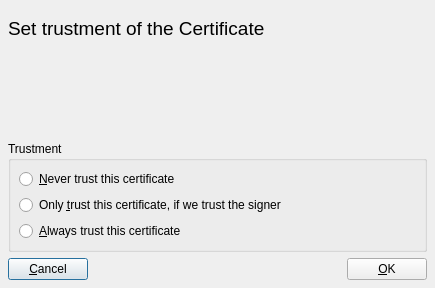
chris2511/xca, file ui/TrustState.ui: the form before one commit.
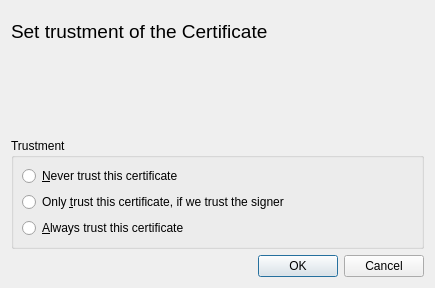
The form after the commit. Custom widgets are drawn as their Qt base class.

What changed in the file:
```diff
--- a/ui/TrustState.ui
+++ b/ui/TrustState.ui
@@ -13,13 +13,7 @@
   <property name="windowTitle">
    <string/>
   </property>
-  <layout class="QVBoxLayout">
-   <property name="spacing">
-    <number>6</number>
-   </property>
-   <property name="margin">
-    <number>8</number>
-   </property>
+  <layout class="QVBoxLayout" name="verticalLayout">
    <item>
     <layout class="QHBoxLayout">
      <property name="spacing">
@@ -152,44 +146,11 @@
     </widget>
    </item>
    <item>
-    <layout class="QHBoxLayout">
-     <property name="spacing">
-      <number>6</number>
+    <widget class="QDialogButtonBox" name="buttonBox">
+     <property name="standardButtons">
+      <set>QDialogButtonBox::Cancel|QDialogButtonBox::Ok</set>
      </property>
-     <property name="margin">
-      <number>0</number>
-     </property>
-     <item>
-      <widget class="QPushButton" name="PushButton5">
-       <property name="text">
-        <string>&amp;Cancel</string>
-       </property>
-      </widget>
-     </item>
-     <item>
-      <spacer>
-       <property name="orientation">
-        <enum>Qt::Horizontal</enum>
-       </property>
-       <property name="sizeType">
-        <enum>QSizePolicy::Expanding</enum>
-       </property>
-       <property name="sizeHint" stdset="0">
-        <size>
-         <width>20</width>
-         <height>20</height>
-        </size>
-       </property>
-      </spacer>
-     </item>
-     <item>
-      <widget class="QPushButton" name="PushButton4">
-       <property name="text">
-        <string>&amp;OK</string>
-       </property>
-      </widget>
-     </item>
-    </layout>
+    </widget>
    </item>
   </layout>
  </widget>
```
Left out of the diff: 30 changed lines with no effect on the pictures.
